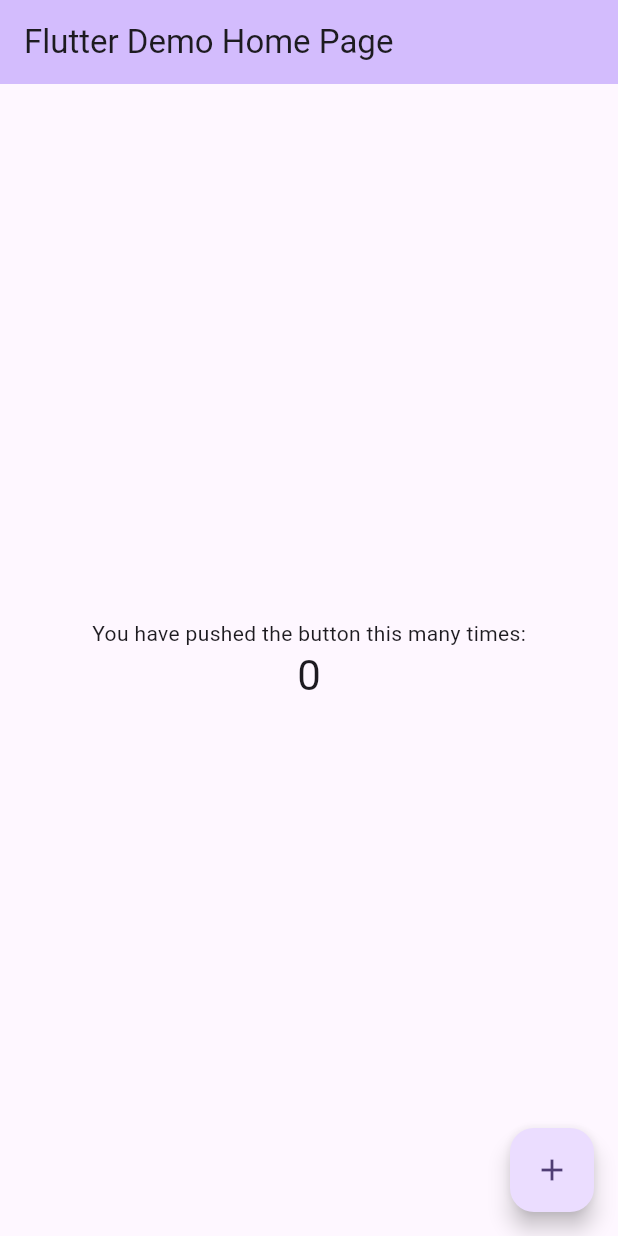
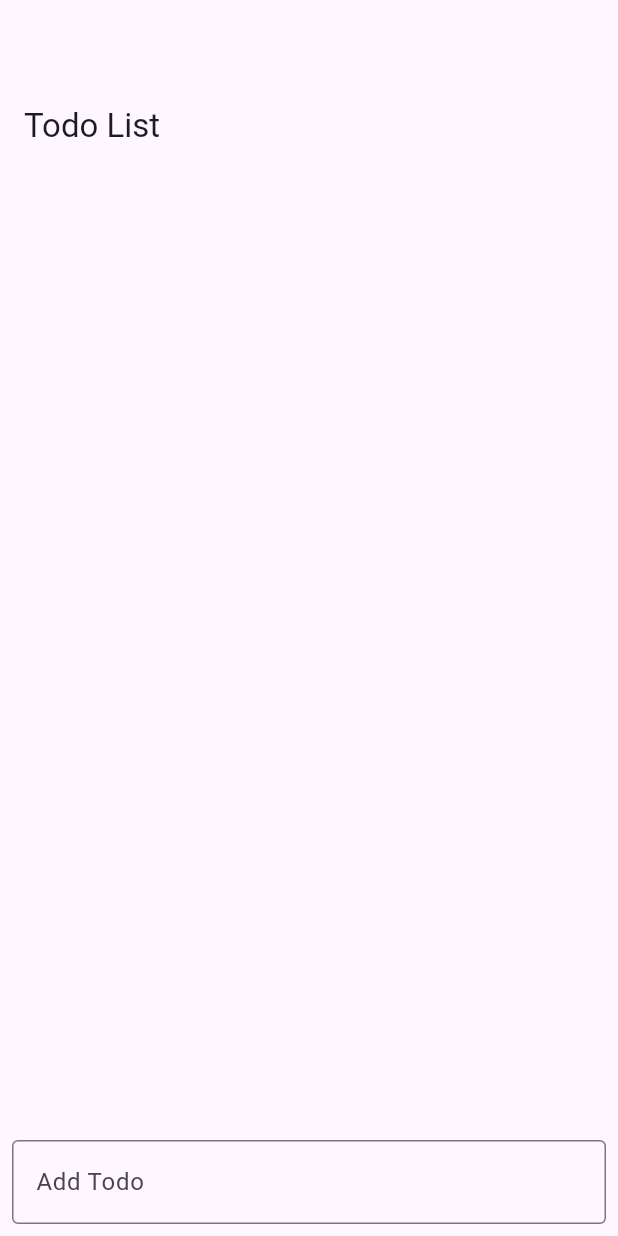
Before and after one commit to nguyentran1112/todo-list-flutter-getx, a Flutter app: the screen it shows after launch, on a phone screen of 412 x 824 dp. Run offline on Flutter 3.47's test engine with Material 3 defaults, Android fonts, the phone set to English and light mode, and no system bars; our stand-ins replace get.

Commit message:
feat/todo-list-getx

```diff
--- a/lib/main.dart
+++ b/lib/main.dart
@@ -1,4 +1,6 @@
 import 'package:flutter/material.dart';
+import 'package:todos/pages/home/home_page.dart';
+import 'package:get/get.dart';
 
 void main() {
   runApp(const MyApp());
@@ -6,120 +8,15 @@ void main() {
 
 class MyApp extends StatelessWidget {
   const MyApp({super.key});
-
-  // This widget is the root of your application.
   @override
   Widget build(BuildContext context) {
-    return MaterialApp(
-      title: 'Flutter Demo',
+    return GetMaterialApp(
+      title: 'Todos App',
       theme: ThemeData(
-        // This is the theme of your application.
-        //
-        // TRY THIS: Try running your application with "flutter run". You'll see
-        // the application has a purple toolbar. Then, without quitting the app,
-        // try changing the seedColor in the colorScheme below to Colors.green
-        // and then invoke "hot reload" (save your changes or press the "hot
-        // reload" button in a Flutter-supported IDE, or press "r" if you used
-        // the command line to start the app).
-        //
-        // Notice that the counter didn't reset back to zero; the application
-        // state is not lost during the reload. To reset the state, use hot
-        // restart instead.
-        //
-        // This works for code too, not just values: Most code changes can be
-        // tested with just a hot reload.
         colorScheme: ColorScheme.fromSeed(seedColor: Colors.deepPurple),
         useMaterial3: true,
       ),
-      home: const MyHomePage(title: 'Flutter Demo Home Page'),
+      home: const HomePage(),
     );
   }
 }
-
-class MyHomePage extends StatefulWidget {
-  const MyHomePage({super.key, required this.title});
-
-  // This widget is the home page of your application. It is stateful, meaning
-  // that it has a State object (defined below) that contains fields that affect
-  // how it looks.
-
-  // This class is the configuration for the state. It holds the values (in this
-  // case the title) provided by the parent (in this case the App widget) and
-  // used by the build method of the State. Fields in a Widget subclass are
-  // always marked "final".
-
-  final String title;
-
-  @override
-  State<MyHomePage> createState() => _MyHomePageState();
-}
-
-class _MyHomePageState extends State<MyHomePage> {
-  int _counter = 0;
-
-  void _incrementCounter() {
-    setState(() {
-      // This call to setState tells the Flutter framework that something has
-      // changed in this State, which causes it to rerun the build method below
-      // so that the display can reflect the updated values. If we changed
-      // _counter without calling setState(), then the build method would not be
-      // called again, and so nothing would appear to happen.
-      _counter++;
-    });
-  }
-
-  @override
-  Widget build(BuildContext context) {
-    // This method is rerun every time setState is called, for instance as done
-    // by the _incrementCounter method above.
-    //
-    // The Flutter framework has been optimized to make rerunning build methods
-    // fast, so that you can just rebuild anything that needs updating rather
-    // than having to individually change instances of widgets.
-    return Scaffold(
-      appBar: AppBar(
-        // TRY THIS: Try changing the color here to a specific color (to
-        // Colors.amber, perhaps?) and trigger a hot reload to see the AppBar
-        // change color while the other colors stay the same.
-        backgroundColor: Theme.of(context).colorScheme.inversePrimary,
-        // Here we take the value from the MyHomePage object that was created by
-        // the App.build method, and use it to set our appbar title.
-        title: Text(widget.title),
-      ),
-      body: Center(
-        // Center is a layout widget. It takes a single child and positions it
-        // in the middle of the parent.
-        child: Column(
-          // Column is also a layout widget. It takes a list of children and
-          // arranges them vertically. By default, it sizes itself to fit its
-          // children horizontally, and tries to be as tall as its parent.
-          //
-          // Column has various properties to control how it sizes itself and
-          // how it positions its children. Here we use mainAxisAlignment to
-          // center the children vertically; the main axis here is the vertical
-          // axis because Columns are vertical (the cross axis would be
-          // horizontal).
-          //
-          // TRY THIS: Invoke "debug painting" (choose the "Toggle Debug Paint"
-          // action in the IDE, or press "p" in the console), to see the
-          // wireframe for each widget.
-          mainAxisAlignment: MainAxisAlignment.center,
-          children: <Widget>[
-            const Text(
-              'You have pushed the button this many times:',
-            ),
-            Text(
-              '$_counter',
-              style: Theme.of(context).textTheme.headlineMedium,
-            ),
-          ],
-        ),
-      ),
-      floatingActionButton: FloatingActionButton(
-        onPressed: _incrementCounter,
-        tooltip: 'Increment',
-        child: const Icon(Icons.add),
-      ), // This trailing comma makes auto-formatting nicer for build methods.
-    );
-  }
-}
--- /dev/null
+++ b/lib/model/item_model.dart
@@ -0,0 +1,11 @@
+import 'package:todos/widgets/to_do_list_item/item_controller.dart';
+
+class Item {
+  String title;
+  ItemController controller;
+
+  Item({
+    required this.title,
+    required this.controller,
+  });
+}
--- /dev/null
+++ b/lib/pages/home/home_page.dart
@@ -0,0 +1,24 @@
+import 'package:flutter/material.dart';
+import 'package:todos/widgets/to_do_list/list_item_view.dart';
+
+class HomePage extends StatefulWidget {
+  const HomePage({super.key});
+
+  @override
+  State<HomePage> createState() => _HomePageState();
+}
+
+class _HomePageState extends State<HomePage> {
+  @override
+  Widget build(BuildContext context) {
+    return Scaffold(
+      appBar: AppBar(
+        title: const Text(''),
+        centerTitle: true,
+      ),
+      body: Center(
+        child: ListItemView(),
+      ),
+    );
+  }
+}
--- /dev/null
+++ b/lib/widgets/to_do_list/list_item_controller.dart
@@ -0,0 +1,13 @@
+import 'package:get/get.dart';
+import 'package:todos/model/item_model.dart';
+import 'package:todos/widgets/to_do_list_item/item_controller.dart';
+
+class ListItemController extends GetxController {
+  var todos = <Item>[].obs;
+  void addTodo(String title) {
+    todos.add(Item(
+      title: title,
+      controller: ItemController(),
+    ));
+  }
+}
--- /dev/null
+++ b/lib/widgets/to_do_list/list_item_view.dart
@@ -0,0 +1,49 @@
+import 'package:flutter/material.dart';
+import 'package:todos/widgets/to_do_list/list_item_controller.dart';
+import 'package:todos/widgets/to_do_list_item/item_view.dart';
+import 'package:get/get.dart';
+
+class ListItemView extends StatelessWidget {
+  final ListItemController listItemController = Get.put(ListItemController());
+
+  ListItemView({super.key});
+  void handleTap(int index) {}
+
+  @override
+  Widget build(BuildContext context) {
+    return Scaffold(
+      appBar: AppBar(
+        title: const Text('Todo List'),
+      ),
+      body: Column(
+        children: [
+          Expanded(
+            child: Obx(
+              () => ListView.builder(
+                itemCount: listItemController.todos.length,
+                itemBuilder: (context, index) {
+                  final item = listItemController.todos[index];
+                  return ItemView(
+                    item: item,
+                  );
+                },
+              ),
+            ),
+          ),
+          Padding(
+            padding: const EdgeInsets.all(8.0),
+            child: TextField(
+              onSubmitted: (value) {
+                listItemController.addTodo(value);
+              },
+              decoration: const InputDecoration(
+                labelText: 'Add Todo',
+                border: OutlineInputBorder(),
+              ),
+            ),
+          ),
+        ],
+      ),
+    );
+  }
+}
--- /dev/null
+++ b/lib/widgets/to_do_list_item/item_controller.dart
@@ -0,0 +1,15 @@
+import 'package:flutter/material.dart';
+import 'package:get/get.dart';
+
+class ItemController extends GetxController {
+  var isDone = false.obs;
+  var isOpenMenu = false.obs;
+
+  void toggleDone() {
+    isDone.value = !isDone.value;
+  }
+
+  void toggleOpenMenu() {
+    isOpenMenu.value = !isOpenMenu.value;
+  }
+}
```
Also changed, not shown: lib/widgets/to_do_list_item/item_view.dart (added, +93 -0 lines), lib/assets/img/planning.png (added).
